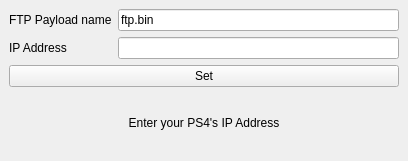
The window that WindowMain.ui (dbaaz/PS4-FTP-IP-Set) describes before a commit, drawn with Qt 5.
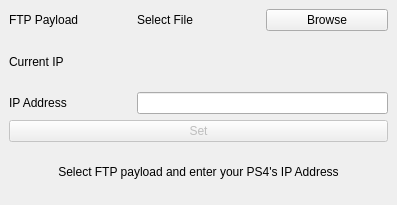
The same window after the commit.

What changed in the file:
```diff
--- a/WindowMain.ui
+++ b/WindowMain.ui
@@ -6,8 +6,8 @@
    <rect>
     <x>0</x>
     <y>0</y>
-    <width>408</width>
-    <height>161</height>
+    <width>397</width>
+    <height>205</height>
    </rect>
   </property>
   <property name="windowTitle">
@@ -15,44 +15,68 @@
   </property>
   <widget class="QWidget" name="centralwidget">
    <layout class="QGridLayout" name="gridLayout">
-    <item row="1" column="0">
+    <item row="2" column="0">
      <widget class="QLabel" name="label">
       <property name="text">
        <string>IP Address</string>
       </property>
      </widget>
     </item>
-    <item row="1" column="1">
+    <item row="0" column="0">
+     <widget class="QLabel" name="label_3">
+      <property name="text">
+       <string>FTP Payload </string>
+      </property>
+     </widget>
+    </item>
+    <item row="0" column="1">
+     <widget class="QLabel" name="label_4">
+      <property name="text">
+       <string>Select File</string>
+      </property>
+     </widget>
+    </item>
+    <item row="0" column="2">
+     <widget class="QPushButton" name="pushButton_2">
+      <property name="text">
+       <string>Browse</string>
+      </property>
+     </widget>
+    </item>
+    <item row="2" column="1" colspan="2">
      <widget class="QLineEdit" name="lineEdit"/>
     </item>
-    <item row="3" column="0" colspan="2">
+    <item row="3" column="0" colspan="3">
+     <widget class="QPushButton" name="pushButton">
+      <property name="enabled">
+       <bool>false</bool>
+      </property>
+      <property name="text">
+       <string>Set</string>
+      </property>
+     </widget>
+    </item>
+    <item row="4" column="0" colspan="3">
      <widget class="QLabel" name="label_2">
       <property name="text">
-       <string>Enter your PS4's IP Address</string>
+       <string>Select FTP payload and enter your PS4's IP Address</string>
       </property>
       <property name="alignment">
        <set>Qt::AlignCenter</set>
       </property>
      </widget>
     </item>
-    <item row="2" column="0" colspan="2">
-     <widget class="QPushButton" name="pushButton">
+    <item row="1" column="0">
+     <widget class="QLabel" name="label_5">
       <property name="text">
-       <string>Set</string>
+       <string>Current IP</string>
       </property>
      </widget>
     </item>
-    <item row="0" column="0">
-     <widget class="QLabel" name="label_3">
+    <item row="1" column="1" colspan="2">
+     <widget class="QLabel" name="label_6">
       <property name="text">
-       <string>FTP Payload name</string>
-      </property>
-     </widget>
-    </item>
-    <item row="0" column="1">
-     <widget class="QLineEdit" name="lineEdit_2">
-      <property name="text">
-       <string>ftp.bin</string>
+       <string/>
       </property>
      </widget>
     </item>
```
